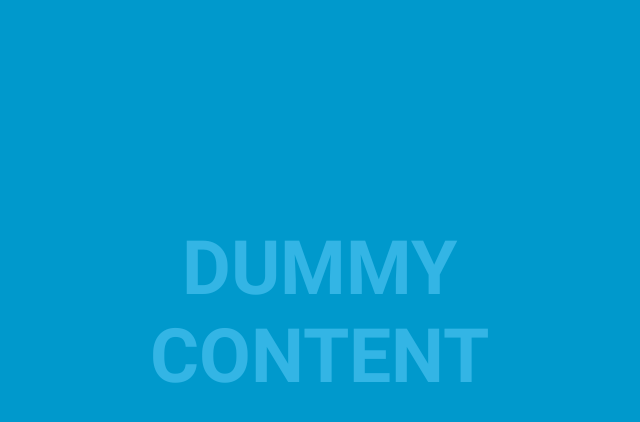
After one commit to fixilein/FHRoomFinder, an Android app: the FullscreenFloorPlanActivity screen opened directly, with no data from a screen before it, on a phone screen of 824 x 412 dp (held sideways). The commit adds this screen. Shown: the top 422 px of the screen, without its empty margins (299-939 px from the left). Run offline under Robolectric (Android 15) with nearby library versions, the phone set to English and light mode, and no system bars.

Commit message:
add fullscreen activity

```diff
--- a/app/build.gradle
+++ b/app/build.gradle
@@ -22,6 +22,7 @@
     implementation fileTree(dir: 'libs', include: ['*.jar'])
     implementation 'com.android.support:appcompat-v7:28.0.0'
     implementation 'com.android.support.constraint:constraint-layout:1.1.3'
+    implementation 'com.android.support:support-v4:28.0.0'
     testImplementation 'junit:junit:4.12'
     androidTestImplementation 'com.android.support.test:runner:1.0.2'
     androidTestImplementation 'com.android.support.test.espresso:espresso-core:3.0.2'
--- a/app/src/main/java/at/fhooe/mc/android/fhroomfinder/FloorPlanFragment.java
+++ b/app/src/main/java/at/fhooe/mc/android/fhroomfinder/FloorPlanFragment.java
@@ -16,7 +16,6 @@
 import android.view.View;
 import android.view.ViewGroup;
 import android.widget.ImageView;
-import android.widget.Toast;
 
 public class FloorPlanFragment extends Fragment {
 
@@ -36,7 +35,6 @@
         super.onViewCreated(_view, _savedInstanceState);
 
         Room room = getArguments().getParcelable(FLOOR_FRAGMENT);
-        Toast.makeText(getContext(), room.getToken(), Toast.LENGTH_SHORT).show();
 
         ImageView iv = _view.findViewById(R.id.fragment_floor_plan_image_view);
         Bitmap floorPlan = getFloorPlanBitmap(room);
--- /dev/null
+++ b/app/src/main/java/at/fhooe/mc/android/fhroomfinder/FullscreenFloorPlanActivity.java
@@ -0,0 +1,180 @@
+package at.fhooe.mc.android.fhroomfinder;
+
+import android.annotation.SuppressLint;
+import android.os.Bundle;
+import android.os.Handler;
+import android.support.v4.app.NavUtils;
+import android.support.v7.app.ActionBar;
+import android.support.v7.app.AppCompatActivity;
+import android.view.MenuItem;
+import android.view.MotionEvent;
+import android.view.View;
+
+/**
+ * An example full-screen activity that shows and hides the system UI (i.e.
+ * status bar and navigation/system bar) with user interaction.
+ */
+public class FullscreenFloorPlanActivity extends AppCompatActivity {
+    /**
+     * Whether or not the system UI should be auto-hidden after
+     * {@link #AUTO_HIDE_DELAY_MILLIS} milliseconds.
+     */
+    private static final boolean AUTO_HIDE = true;
+
+    /**
+     * If {@link #AUTO_HIDE} is set, the number of milliseconds to wait after
+     * user interaction before hiding the system UI.
+     */
+    private static final int AUTO_HIDE_DELAY_MILLIS = 3000;
+
+    /**
+     * Some older devices needs a small delay between UI widget updates
+     * and a change of the status and navigation bar.
+     */
+    private static final int UI_ANIMATION_DELAY = 300;
+    private final Handler mHideHandler = new Handler();
+    private View mContentView;
+    private final Runnable mHidePart2Runnable = new Runnable() {
+        @SuppressLint("InlinedApi")
+        @Override
+        public void run() {
+            // Delayed removal of status and navigation bar
+
+            // Note that some of these constants are new as of API 16 (Jelly Bean)
+            // and API 19 (KitKat). It is safe to use them, as they are inlined
+            // at compile-time and do nothing on earlier devices.
+            mContentView.setSystemUiVisibility(View.SYSTEM_UI_FLAG_LOW_PROFILE
+                    | View.SYSTEM_UI_FLAG_FULLSCREEN
+                    | View.SYSTEM_UI_FLAG_LAYOUT_STABLE
+                    | View.SYSTEM_UI_FLAG_IMMERSIVE_STICKY
+                    | View.SYSTEM_UI_FLAG_LAYOUT_HIDE_NAVIGATION
+                    | View.SYSTEM_UI_FLAG_HIDE_NAVIGATION);
+        }
+    };
+    private View mControlsView;
+    private final Runnable mShowPart2Runnable = new Runnable() {
+        @Override
+        public void run() {
+            // Delayed display of UI elements
+            ActionBar actionBar = getSupportActionBar();
+            if (actionBar != null) {
+                actionBar.show();
+            }
+            mControlsView.setVisibility(View.VISIBLE);
+        }
+    };
+    private boolean mVisible;
+    private final Runnable mHideRunnable = new Runnable() {
+        @Override
+        public void run() {
+            hide();
+        }
+    };
+    /**
+     * Touch listener to use for in-layout UI controls to delay hiding the
+     * system UI. This is to prevent the jarring behavior of controls going away
+     * while interacting with activity UI.
+     */
+    private final View.OnTouchListener mDelayHideTouchListener = new View.OnTouchListener() {
+        @Override
+        public boolean onTouch(View view, MotionEvent motionEvent) {
+            if (AUTO_HIDE) {
+                delayedHide(AUTO_HIDE_DELAY_MILLIS);
+            }
+            return false;
+        }
+    };
+
+    @Override
+    protected void onCreate(Bundle savedInstanceState) {
+        super.onCreate(savedInstanceState);
+
+        setContentView(R.layout.activity_fullscreen_floor_plan);
+        ActionBar actionBar = getSupportActionBar();
+        if (actionBar != null) {
+            actionBar.setDisplayHomeAsUpEnabled(true);
+        }
+
+        mVisible = true;
+        mControlsView = findViewById(R.id.fullscreen_content_controls);
+        mContentView = findViewById(R.id.fullscreen_content);
+
+
+        // Set up the user interaction to manually show or hide the system UI.
+        mContentView.setOnClickListener(new View.OnClickListener() {
+            @Override
+            public void onClick(View view) {
+                toggle();
+            }
+        });
+
+        // Upon interacting with UI controls, delay any scheduled hide()
+        // operations to prevent the jarring behavior of controls going away
+        // while interacting with the UI.
+        findViewById(R.id.dummy_button).setOnTouchListener(mDelayHideTouchListener);
+    }
+
+    @Override
+    protected void onPostCreate(Bundle savedInstanceState) {
+        super.onPostCreate(savedInstanceState);
+
+        // Trigger the initial hide() shortly after the activity has been
+        // created, to briefly hint to the user that UI controls
+        // are available.
+        delayedHide(100);
+    }
+
+    @Override
+    public boolean onOptionsItemSelected(MenuItem item) {
+        int id = item.getItemId();
+        if (id == android.R.id.home) {
+            // This ID represents the Home or Up button.
+            NavUtils.navigateUpFromSameTask(this);
+            return true;
+        }
+        return super.onOptionsItemSelected(item);
+    }
+
+    private void toggle() {
+        if (mVisible) {
+            hide();
+        } else {
+            show();
+        }
+    }
+
+    private void hide() {
+        // Hide UI first
+        ActionBar actionBar = getSupportActionBar();
+        if (actionBar != null) {
+            actionBar.hide();
+        }
+        mControlsView.setVisibility(View.GONE);
+        mVisible = false;
+
+        // Schedule a runnable to remove the status and navigation bar after a delay
+        mHideHandler.removeCallbacks(mShowPart2Runnable);
+        mHideHandler.postDelayed(mHidePart2Runnable, UI_ANIMATION_DELAY);
+    }
+
+    @SuppressLint("InlinedApi")
+    private void show() {
+        // Show the system bar
+        mContentView.setSystemUiVisibility(View.SYSTEM_UI_FLAG_LAYOUT_FULLSCREEN
+                | View.SYSTEM_UI_FLAG_LAYOUT_HIDE_NAVIGATION);
+        mVisible = true;
+
+        // Schedule a runnable to display UI elements after a delay
+        mHideHandler.removeCallbacks(mHidePart2Runnable);
+        mHideHandler.postDelayed(mShowPart2Runnable, UI_ANIMATION_DELAY);
+    }
+
+    /**
+     * Schedules a call to hide() in delay milliseconds, canceling any
+     * previously scheduled calls.
+     */
+    private void delayedHide(int delayMillis) {
+        mHideHandler.removeCallbacks(mHideRunnable);
+        mHideHandler.postDelayed(mHideRunnable, delayMillis);
+    }
+}
--- /dev/null
+++ b/app/src/main/res/layout/activity_fullscreen_floor_plan.xml
@@ -0,0 +1,51 @@
+<?xml version="1.0" encoding="utf-8"?>
+<FrameLayout xmlns:android="http://schemas.android.com/apk/res/android"
+    xmlns:tools="http://schemas.android.com/tools"
+    android:layout_width="match_parent"
+    android:layout_height="match_parent"
+    android:background="#0099cc"
+    tools:context=".FullscreenFloorPlanActivity">
+
+    <!-- The primary full-screen view. This can be replaced with whatever view
+         is needed to present your content, e.g. VideoView, SurfaceView,
+         TextureView, etc. -->
+    <TextView
+        android:id="@+id/fullscreen_content"
+        android:layout_width="match_parent"
+        android:layout_height="match_parent"
+        android:gravity="center"
+        android:keepScreenOn="true"
+        android:text="@string/dummy_content"
+        android:textColor="#33b5e5"
+        android:textSize="50sp"
+        android:textStyle="bold" />
+
+    <!-- This FrameLayout insets its children based on system windows using
+         android:fitsSystemWindows. -->
+    <FrameLayout
+        android:layout_width="match_parent"
+        android:layout_height="match_parent"
+        android:fitsSystemWindows="true">
+
+        <LinearLayout
+            android:id="@+id/fullscreen_content_controls"
+            style="?metaButtonBarStyle"
+            android:layout_width="match_parent"
+            android:layout_height="wrap_content"
+            android:layout_gravity="bottom|center_horizontal"
+            android:background="@color/black_overlay"
+            android:orientation="horizontal"
+            tools:ignore="UselessParent">
+
+            <Button
+                android:id="@+id/dummy_button"
+                style="?metaButtonBarButtonStyle"
+                android:layout_width="0dp"
+                android:layout_height="wrap_content"
+                android:layout_weight="1"
+                android:text="@string/dummy_button" />
+
+        </LinearLayout>
+    </FrameLayout>
+
+</FrameLayout>
--- a/app/src/main/res/values/colors.xml
+++ b/app/src/main/res/values/colors.xml
@@ -4,4 +4,6 @@
     <color name="colorPrimaryDark">#DA1A1A</color>
     <color name="colorAccent">#D5D5D5</color>
     <color name="white">#FFFFFF</color>
+
+    <color name="black_overlay">#66000000</color>
 </resources>
--- a/app/src/main/res/values/strings.xml
+++ b/app/src/main/res/values/strings.xml
@@ -12,4 +12,8 @@
 
     <!-- TODO: Remove or change this placeholder text -->
     <string name="hello_blank_fragment">Hello blank fragment</string>
+
+    <string name="title_activity_fullscreen_floor_plan">FullscreenFloorPlanActivity</string>
+    <string name="dummy_button">Dummy Button</string>
+    <string name="dummy_content">DUMMY\nCONTENT</string>
 </resources>
--- a/app/src/main/res/values/styles.xml
+++ b/app/src/main/res/values/styles.xml
@@ -8,4 +8,16 @@
         <item name="colorAccent">@color/colorAccent</item>
     </style>
 
+    <style name="FullscreenTheme" parent="AppTheme">
+        <item name="android:actionBarStyle">@style/FullscreenActionBarStyle</item>
+        <item name="android:windowActionBarOverlay">true</item>
+        <item name="android:windowBackground">@null</item>
+        <item name="metaButtonBarStyle">?android:attr/buttonBarStyle</item>
+        <item name="metaButtonBarButtonStyle">?android:attr/buttonBarButtonStyle</item>
+    </style>
+
+    <style name="FullscreenActionBarStyle" parent="Widget.AppCompat.ActionBar">
+        <item name="android:background">@color/black_overlay</item>
+    </style>
+
 </resources>
```
Also changed, not shown: app/src/main/AndroidManifest.xml (+17 -4 lines), app/src/main/java/at/fhooe/mc/android/fhroomfinder/LocatorActivity.java (+11 -1 lines), app/src/main/res/values/attrs.xml (added, +12 -0 lines).
